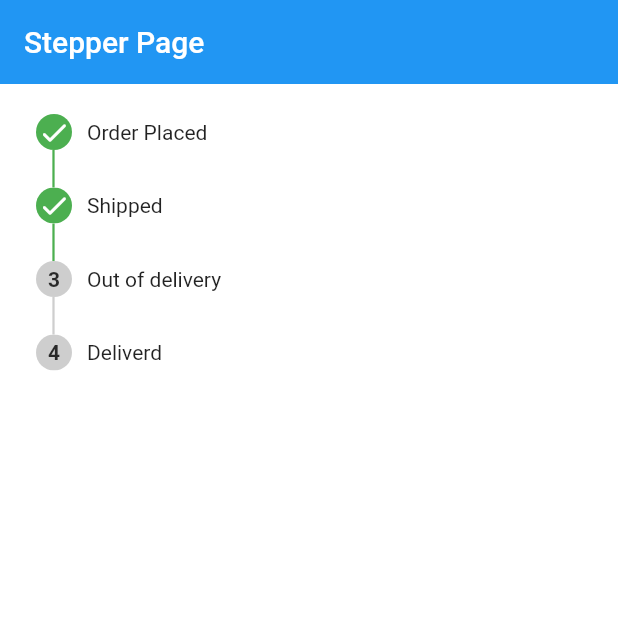
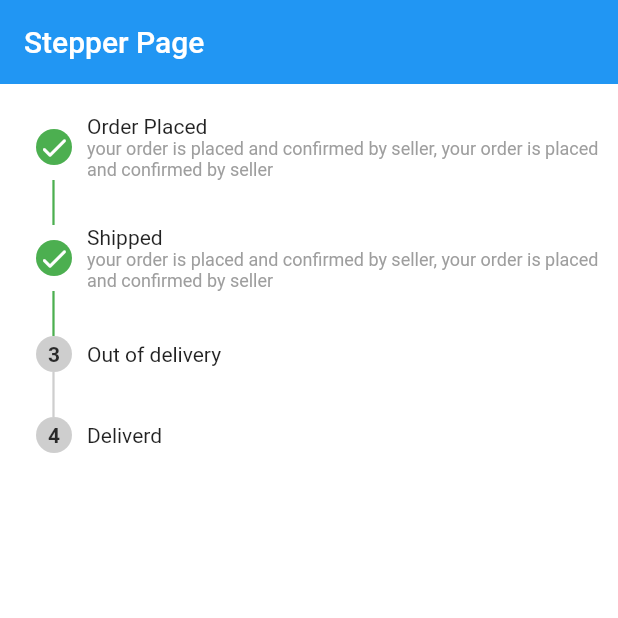
Before and after one commit to Roshannahak/Custom-Stepper-Package, a Flutter app: the screen it shows after launch, on a phone screen of 412 x 824 dp, the top half of it. Run offline on Flutter 3.47's test engine with Material 2 defaults, Android fonts, the phone set to English and light mode, and no system bars.

Commit message:
add step description

```diff
--- a/lib/main.dart
+++ b/lib/main.dart
@@ -21,10 +21,17 @@ class StepperPage extends StatelessWidget {
         child: StepTracker(
             stepTrackerType: StepTrackerType.indexedVertical,
             steps: [
-              Steps(title: Text("Order Placed"), state: TrackerState.complete),
-              Steps(title: Text("Shipped"), state: TrackerState.complete),
               Steps(
-                  title: Text("Out of delivery"), state: TrackerState.none),
+                  title: Text("Order Placed"),
+                  description:
+                      "your order is placed and confirmed by seller, your order is placed and confirmed by seller",
+                  state: TrackerState.complete),
+              Steps(
+                  title: Text("Shipped"),
+                  description:
+                      "your order is placed and confirmed by seller, your order is placed and confirmed by seller",
+                  state: TrackerState.complete),
+              Steps(title: Text("Out of delivery"), state: TrackerState.none),
               Steps(title: Text("Deliverd"), state: TrackerState.none),
             ]),
       ),
--- a/lib/step_tracker.dart
+++ b/lib/step_tracker.dart
@@ -17,12 +17,12 @@ class StepTracker extends StatelessWidget {
       required this.steps,
       this.dotSize = 9,
       this.circleSize = 24,
-      this.stepHeight = 25.0,
+      this.stepHeight = 30.0,
       this.selectedColor = Colors.green,
       this.unSelectedColor = Colors.red,
       this.stepTrackerType = StepTrackerType.dotVertical})
       : assert(dotSize <= 20),
-        assert(stepHeight >= 15);
+        assert(stepHeight >= 25);
 
   final List<Steps> steps;
   final double dotSize;
@@ -83,7 +83,23 @@ class StepTracker extends StatelessWidget {
         children: [
           _buildCircle(index),
           SizedBox(width: 10),
-          steps[index].title
+          Expanded(
+            child: Column(
+              mainAxisSize: MainAxisSize.min,
+              crossAxisAlignment: CrossAxisAlignment.start,
+              children: [
+                steps[index].title,
+                steps[index].description != null
+                    ? Text(
+                        "${steps[index].description}",
+                        maxLines: 2,
+                        overflow: TextOverflow.ellipsis,
+                        style: TextStyle(fontSize: 12, color: Colors.grey),
+                      )
+                    : SizedBox(),
+              ],
+            ),
+          ),
         ],
       );
 
@@ -115,7 +131,27 @@ class StepTracker extends StatelessWidget {
   }
 
   Widget _buildDotVerticalHeader(int index) => Row(
-        children: [_buildDot(index), SizedBox(width: 10), steps[index].title],
+        children: [
+          _buildDot(index),
+          SizedBox(width: 10),
+          Expanded(
+            child: Column(
+              mainAxisSize: MainAxisSize.min,
+              crossAxisAlignment: CrossAxisAlignment.start,
+              children: [
+                steps[index].title,
+                steps[index].description != null
+                    ? Text(
+                        "${steps[index].description}",
+                        maxLines: 2,
+                        overflow: TextOverflow.ellipsis,
+                        style: TextStyle(fontSize: 12, color: Colors.grey),
+                      )
+                    : SizedBox(),
+              ],
+            ),
+          )
+        ],
       );
 
   Widget _buildDotVertical() => ListView.separated(
@@ -146,8 +182,13 @@ class StepTracker extends StatelessWidget {
 }
 
 class Steps {
-  const Steps({Key? key, required this.title, this.state = TrackerState.none});
+  const Steps(
+      {Key? key,
+      required this.title,
+      this.state = TrackerState.none,
+      this.description});
 
   final Text title;
   final TrackerState state;
+  final String? description;
 }
```
Also changed, not shown: pubspec.lock.
